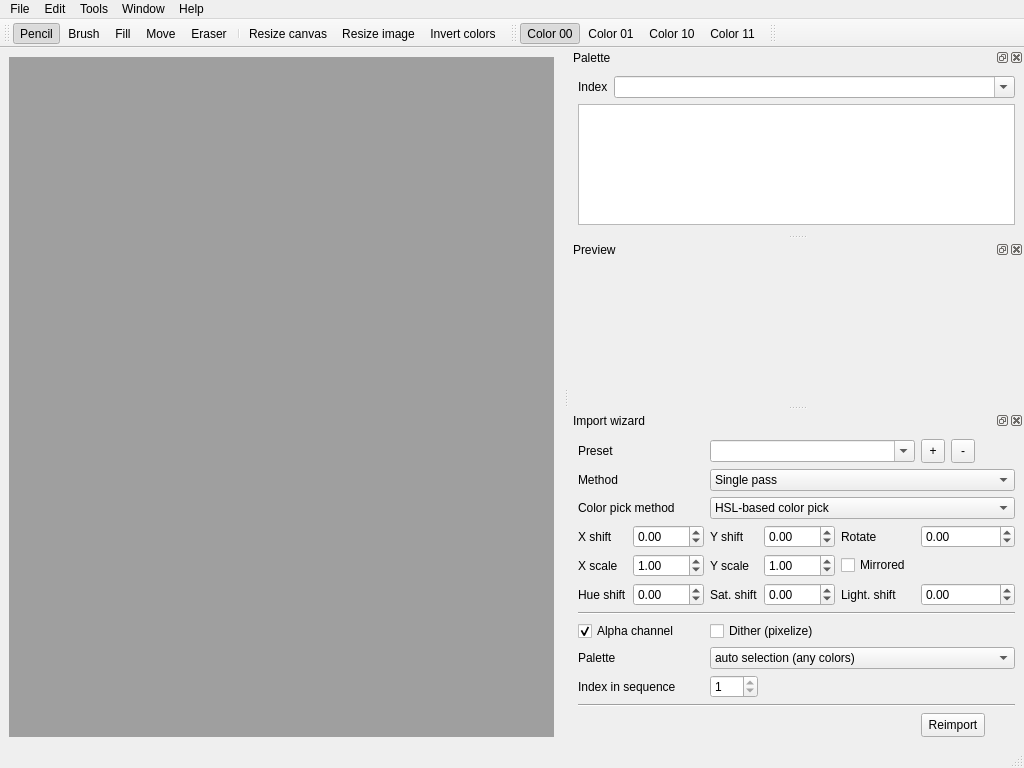
mistificator/zx4pixelizer, file mainwindow.ui: the form before one commit.
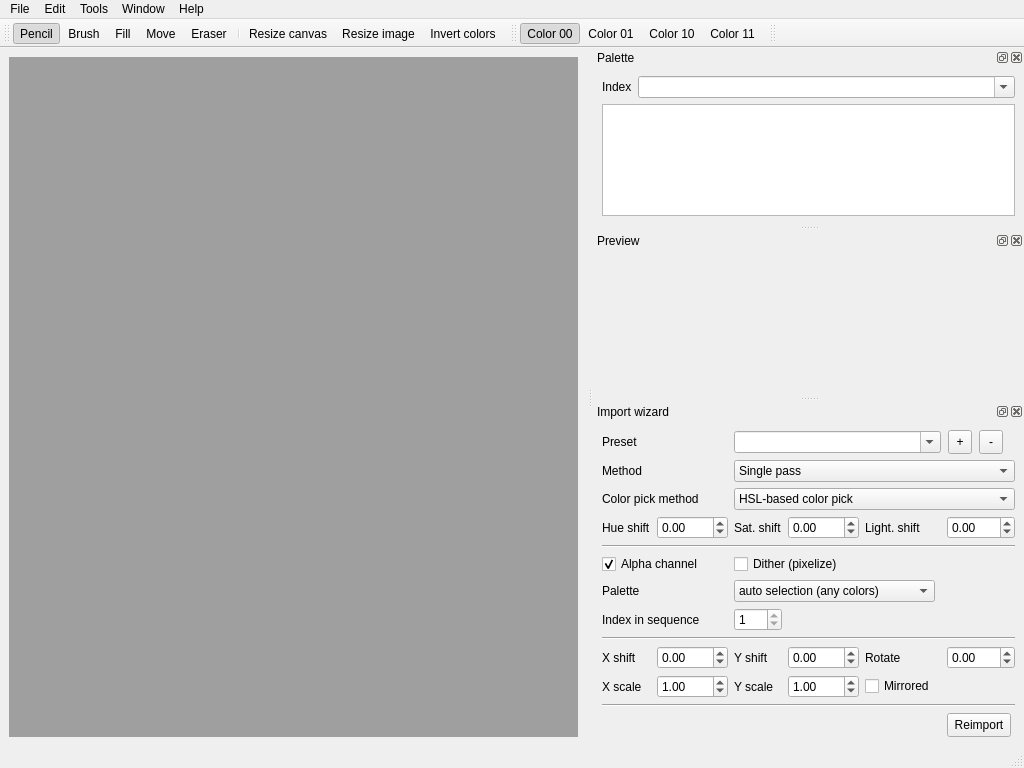
The form after the commit. Icons and pictures are not drawn.

```diff
--- a/mainwindow.ui
+++ b/mainwindow.ui
@@ -362,66 +362,52 @@
     <number>2</number>
    </attribute>
    <widget class="QWidget" name="dockWidgetContents_5">
-    <layout class="QGridLayout" name="gridLayout_2" columnstretch="0,0,0,0,0,0,0,0">
-     <item row="9" column="2" colspan="2">
-      <widget class="QCheckBox" name="ditherBox">
-       <property name="toolTip">
-        <string>&lt;html&gt;&lt;head/&gt;&lt;body&gt;&lt;p&gt;&lt;span style=&quot; color:#d69545;&quot;&gt;If checked then import tool will use 8 bit indexed palette&lt;/span&gt;&lt;/p&gt;&lt;/body&gt;&lt;/html&gt;</string>
-       </property>
-       <property name="text">
-        <string>Dither (pixelize)</string>
-       </property>
-       <property name="checked">
-        <bool>false</bool>
-       </property>
-      </widget>
-     </item>
-     <item row="13" column="2">
-      <widget class="QSpinBox" name="paletteNumberBox">
-       <property name="minimum">
-        <number>1</number>
-       </property>
-       <property name="maximum">
-        <number>1</number>
-       </property>
-      </widget>
-     </item>
-     <item row="7" column="1">
-      <widget class="QDoubleSpinBox" name="hueShift">
-       <property name="minimum">
-        <double>-1.000000000000000</double>
-       </property>
-       <property name="maximum">
-        <double>1.000000000000000</double>
-       </property>
-       <property name="singleStep">
-        <double>0.050000000000000</double>
-       </property>
-       <property name="value">
-        <double>0.000000000000000</double>
-       </property>
-      </widget>
-     </item>
-     <item row="0" column="0" colspan="2">
-      <widget class="QLabel" name="label_13">
-       <property name="text">
-        <string>Preset</string>
-       </property>
-      </widget>
-     </item>
-     <item row="4" column="0" colspan="2">
-      <widget class="QLabel" name="label_4">
-       <property name="text">
-        <string>Color pick method</string>
-       </property>
-      </widget>
-     </item>
-     <item row="6" column="0">
-      <widget class="QLabel" name="label_8">
-       <property name="text">
-        <string>X scale</string>
-       </property>
-      </widget>
+    <layout class="QGridLayout" name="gridLayout_2" columnstretch="0,0,0,0,0,0,0">
+     <item row="0" column="6">
+      <layout class="QHBoxLayout" name="horizontalLayout_3">
+       <item>
+        <widget class="QToolButton" name="addPreset">
+         <property name="minimumSize">
+          <size>
+           <width>24</width>
+           <height>24</height>
+          </size>
+         </property>
+         <property name="text">
+          <string>+</string>
+         </property>
+        </widget>
+       </item>
+       <item>
+        <widget class="QToolButton" name="removePreset">
+         <property name="minimumSize">
+          <size>
+           <width>24</width>
+           <height>24</height>
+          </size>
+         </property>
+         <property name="text">
+          <string>-</string>
+         </property>
+        </widget>
+       </item>
+       <item>
+        <spacer name="horizontalSpacer">
+         <property name="orientation">
+          <enum>Qt::Orientation::Horizontal</enum>
+         </property>
+         <property name="sizeType">
+          <enum>QSizePolicy::Policy::Preferred</enum>
+         </property>
+         <property name="sizeHint" stdset="0">
+          <size>
+           <width>10</width>
+           <height>20</height>
+          </size>
+         </property>
+        </spacer>
+       </item>
+      </layout>
      </item>
      <item row="7" column="0">
       <widget class="QLabel" name="label_10">
@@ -430,20 +416,16 @@
        </property>
       </widget>
      </item>
-     <item row="5" column="1">
-      <widget class="QDoubleSpinBox" name="xShift">
+     <item row="16" column="3">
+      <widget class="QDoubleSpinBox" name="yScale">
        <property name="minimum">
-        <double>-256.000000000000000</double>
+        <double>0.010000000000000</double>
        </property>
        <property name="maximum">
-        <double>256.000000000000000</double>
+        <double>1000.000000000000000</double>
        </property>
-      </widget>
-     </item>
-     <item row="10" column="0" colspan="2">
-      <widget class="QLabel" name="label">
-       <property name="text">
-        <string>Palette</string>
+       <property name="value">
+        <double>1.000000000000000</double>
        </property>
       </widget>
      </item>
@@ -467,6 +449,40 @@
        </property>
       </widget>
      </item>
+     <item row="10" column="0" colspan="2">
+      <widget class="QLabel" name="label">
+       <property name="text">
+        <string>Palette</string>
+       </property>
+      </widget>
+     </item>
+     <item row="15" column="6">
+      <widget class="QDoubleSpinBox" name="rotate">
+       <property name="minimum">
+        <double>-360.000000000000000</double>
+       </property>
+       <property name="maximum">
+        <double>360.000000000000000</double>
+       </property>
+      </widget>
+     </item>
+     <item row="15" column="2">
+      <widget class="QLabel" name="label_5">
+       <property name="text">
+        <string>Y shift</string>
+       </property>
+      </widget>
+     </item>
+     <item row="15" column="1">
+      <widget class="QDoubleSpinBox" name="xShift">
+       <property name="minimum">
+        <double>-256.000000000000000</double>
+       </property>
+       <property name="maximum">
+        <double>256.000000000000000</double>
+       </property>
+      </widget>
+     </item>
      <item row="7" column="3">
       <widget class="QDoubleSpinBox" name="saturationShift">
        <property name="minimum">
@@ -483,26 +499,75 @@
        </property>
       </widget>
      </item>
-     <item row="6" column="1">
-      <widget class="QDoubleSpinBox" name="xScale">
+     <item row="9" column="2" colspan="2">
+      <widget class="QCheckBox" name="ditherBox">
+       <property name="toolTip">
+        <string>&lt;html&gt;&lt;head/&gt;&lt;body&gt;&lt;p&gt;&lt;span style=&quot; color:#d69545;&quot;&gt;If checked then import tool will use 8 bit indexed palette&lt;/span&gt;&lt;/p&gt;&lt;/body&gt;&lt;/html&gt;</string>
+       </property>
+       <property name="text">
+        <string>Dither (pixelize)</string>
+       </property>
+       <property name="checked">
+        <bool>false</bool>
+       </property>
+      </widget>
+     </item>
+     <item row="15" column="0">
+      <widget class="QLabel" name="label_6">
+       <property name="text">
+        <string>X shift</string>
+       </property>
+      </widget>
+     </item>
+     <item row="7" column="6">
+      <widget class="QDoubleSpinBox" name="lightnessShift">
        <property name="minimum">
-        <double>0.010000000000000</double>
+        <double>-1.000000000000000</double>
        </property>
        <property name="maximum">
-        <double>1000.000000000000000</double>
-       </property>
-       <property name="value">
         <double>1.000000000000000</double>
        </property>
+       <property name="singleStep">
+        <double>0.050000000000000</double>
+       </property>
+       <property name="value">
+        <double>0.000000000000000</double>
+       </property>
       </widget>
      </item>
-     <item row="6" column="2">
+     <item row="16" column="2">
       <widget class="QLabel" name="label_9">
        <property name="text">
         <string>Y scale</string>
        </property>
       </widget>
      </item>
+     <item row="7" column="1">
+      <widget class="QDoubleSpinBox" name="hueShift">
+       <property name="minimum">
+        <double>-1.000000000000000</double>
+       </property>
+       <property name="maximum">
+        <double>1.000000000000000</double>
+       </property>
+       <property name="singleStep">
+        <double>0.050000000000000</double>
+       </property>
+       <property name="value">
+        <double>0.000000000000000</double>
+       </property>
+      </widget>
+     </item>
+     <item row="13" column="2">
+      <widget class="QSpinBox" name="paletteNumberBox">
+       <property name="minimum">
+        <number>1</number>
+       </property>
+       <property name="maximum">
+        <number>1</number>
+       </property>
+      </widget>
+     </item>
      <item row="3" column="0" colspan="2">
       <widget class="QLabel" name="label_14">
        <property name="text">
@@ -510,51 +575,14 @@
        </property>
       </widget>
      </item>
-     <item row="6" column="3">
-      <widget class="QDoubleSpinBox" name="yScale">
-       <property name="minimum">
-        <double>0.010000000000000</double>
-       </property>
-       <property name="maximum">
-        <double>1000.000000000000000</double>
-       </property>
-       <property name="value">
-        <double>1.000000000000000</double>
-       </property>
-      </widget>
-     </item>
-     <item row="5" column="2">
-      <widget class="QLabel" name="label_5">
+     <item row="4" column="0" colspan="2">
+      <widget class="QLabel" name="label_4">
        <property name="text">
-        <string>Y shift</string>
+        <string>Color pick method</string>
        </property>
       </widget>
      </item>
-     <item row="5" column="0">
-      <widget class="QLabel" name="label_6">
-       <property name="text">
-        <string>X shift</string>
-       </property>
-      </widget>
-     </item>
-     <item row="7" column="2">
-      <widget class="QLabel" name="label_11">
-       <property name="text">
-        <string>Sat. shift</string>
-       </property>
-      </widget>
-     </item>
-     <item row="5" column="3">
-      <widget class="QDoubleSpinBox" name="yShift">
-       <property name="minimum">
-        <double>-192.000000000000000</double>
-       </property>
-       <property name="maximum">
-        <double>192.000000000000000</double>
-       </property>
-      </widget>
-     </item>
-     <item row="16" column="3" colspan="2">
+     <item row="28" column="3" colspan="2">
       <spacer name="verticalSpacer_2">
        <property name="orientation">
         <enum>Qt::Orientation::Vertical</enum>
@@ -567,100 +595,72 @@
        </property>
       </spacer>
      </item>
-     <item row="0" column="6">
-      <layout class="QHBoxLayout" name="horizontalLayout_3">
-       <item>
-        <widget class="QToolButton" name="addPreset">
-         <property name="minimumSize">
-          <size>
-           <width>24</width>
-           <height>24</height>
-          </size>
-         </property>
-         <property name="text">
-          <string>+</string>
-         </property>
-        </widget>
-       </item>
-       <item>
-        <widget class="QToolButton" name="removePreset">
-         <property name="minimumSize">
-          <size>
-           <width>24</width>
-           <height>24</height>
-          </size>
-         </property>
-         <property name="text">
-          <string>-</string>
-         </property>
-        </widget>
-       </item>
-       <item>
-        <spacer name="horizontalSpacer">
-         <property name="orientation">
-          <enum>Qt::Orientation::Horizontal</enum>
-         </property>
-         <property name="sizeType">
-          <enum>QSizePolicy::Policy::Preferred</enum>
-         </property>
-         <property name="sizeHint" stdset="0">
-          <size>
-           <width>40</width>
-           <height>20</height>
-          </size>
-         </property>
-        </spacer>
-       </item>
-      </layout>
+     <item row="7" column="2">
+      <widget class="QLabel" name="label_11">
+       <property name="text">
+        <string>Sat. shift</string>
+       </property>
+      </widget>
      </item>
-     <item row="5" column="6">
-      <widget class="QDoubleSpinBox" name="rotate">
+     <item row="0" column="0" colspan="2">
+      <widget class="QLabel" name="label_13">
+       <property name="text">
+        <string>Preset</string>
+       </property>
+      </widget>
+     </item>
+     <item row="16" column="0">
+      <widget class="QLabel" name="label_8">
+       <property name="text">
+        <string>X scale</string>
+       </property>
+      </widget>
+     </item>
+     <item row="15" column="3">
+      <widget class="QDoubleSpinBox" name="yShift">
        <property name="minimum">
-        <double>-360.000000000000000</double>
+        <double>-192.000000000000000</double>
        </property>
        <property name="maximum">
-        <double>360.000000000000000</double>
+        <double>192.000000000000000</double>
        </property>
       </widget>
      </item>
-     <item row="7" column="6">
-      <widget class="QDoubleSpinBox" name="lightnessShift">
+     <item row="16" column="1">
+      <widget class="QDoubleSpinBox" name="xScale">
        <property name="minimum">
-        <double>-1.000000000000000</double>
+        <double>0.010000000000000</double>
        </property>
        <property name="maximum">
-        <double>1.000000000000000</double>
-       </property>
-       <property name="singleStep">
-        <double>0.050000000000000</double>
+        <double>1000.000000000000000</double>
        </property>
        <property name="value">
-        <double>0.000000000000000</double>
+        <double>1.000000000000000</double>
        </property>
       </widget>
      </item>
-     <item row="14" column="0" colspan="7">
-      <widget class="Line" name="line_2">
-       <property name="orientation">
-        <enum>Qt::Orientation::Horizontal</enum>
+     <item row="15" column="4">
+      <widget class="QLabel" name="label_7">
+       <property name="text">
+        <string>Rotate</string>
        </property>
       </widget>
      </item>
-     <item row="8" column="0" colspan="7">
-      <widget class="Line" name="line">
-       <property name="orientation">
-        <enum>Qt::Orientation::Horizontal</enum>
+     <item row="7" column="4">
+      <widget class="QLabel" name="label_12">
+       <property name="text">
+        <string>Light. shift</string>
        </property>
       </widget>
      </item>
-     <item row="6" column="4" colspan="3">
+     <item row="16" column="4">
       <widget class="QCheckBox" name="mirrored">
        <property name="text">
         <string>Mirrored</string>
        </property>
       </widget>
      </item>
-     <item row="10" column="2" colspan="5">
+     <item row="10" column="2" colspan="3">
       <widget class="QComboBox" name="wizardPaletteBox">
        <property name="sizePolicy">
         <sizepolicy hsizetype="Expanding" vsizetype="Fixed">
@@ -680,6 +680,41 @@
        </item>
       </widget>
      </item>
+     <item row="27" column="6">
+      <widget class="QToolButton" name="importWizardApply">
+       <property name="minimumSize">
+        <size>
+         <width>24</width>
+         <height>24</height>
+        </size>
+       </property>
+       <property name="layoutDirection">
+        <enum>Qt::LayoutDirection::LeftToRight</enum>
+       </property>
+       <property name="text">
+        <string>Reimport</string>
+       </property>
+      </widget>
+     </item>
+     <item row="0" column="2" colspan="4">
+      <widget class="QComboBox" name="presetBox">
+       <property name="minimumSize">
+        <size>
+         <width>0</width>
+         <height>0</height>
+        </size>
+       </property>
+       <property name="editable">
+        <bool>true</bool>
+       </property>
+       <property name="insertPolicy">
+        <enum>QComboBox::InsertPolicy::NoInsert</enum>
+       </property>
+       <property name="placeholderText">
+        <string>Enter preset name and press &quot;+&quot;</string>
+       </property>
+      </widget>
+     </item>
      <item row="3" column="2" colspan="5">
       <widget class="QComboBox" name="multipass">
        <item>
@@ -714,25 +749,6 @@
        </item>
       </widget>
      </item>
-     <item row="0" column="2" colspan="4">
-      <widget class="QComboBox" name="presetBox">
-       <property name="minimumSize">
-        <size>
-         <width>0</width>
-         <height>0</height>
-        </size>
-       </property>
-       <property name="editable">
-        <bool>true</bool>
-       </property>
-       <property name="insertPolicy">
-        <enum>QComboBox::InsertPolicy::NoInsert</enum>
-       </property>
-       <property name="placeholderText">
-        <string>Enter preset name and press &quot;+&quot;</string>
-       </property>
-      </widget>
-     </item>
      <item row="4" column="2" colspan="5">
       <widget class="QComboBox" name="colorPickBox">
        <item>
@@ -757,33 +773,24 @@
        </item>
       </widget>
      </item>
-     <item row="5" column="4" colspan="2">
-      <widget class="QLabel" name="label_7">
-       <property name="text">
-        <string>Rotate</string>
+     <item row="8" column="0" colspan="7">
+      <widget class="Line" name="line">
+       <property name="orientation">
+        <enum>Qt::Orientation::Horizontal</enum>
        </property>
       </widget>
      </item>
-     <item row="7" column="4" colspan="2">
-      <widget class="QLabel" name="label_12">
-       <property name="text">
-        <string>Light. shift</string>
+     <item row="14" column="0" colspan="7">
+      <widget class="Line" name="line_3">
+       <property name="orientation">
+        <enum>Qt::Orientation::Horizontal</enum>
        </property>
       </widget>
      </item>
-     <item row="15" column="6">
-      <widget class="QToolButton" name="importWizardApply">
-       <property name="minimumSize">
-        <size>
-         <width>24</width>
-         <height>24</height>
-        </size>
-       </property>
-       <property name="layoutDirection">
-        <enum>Qt::LayoutDirection::LeftToRight</enum>
-       </property>
-       <property name="text">
-        <string>Reimport</string>
+     <item row="26" column="0" colspan="7">
+      <widget class="Line" name="line_2">
+       <property name="orientation">
+        <enum>Qt::Orientation::Horizontal</enum>
        </property>
       </widget>
      </item>
```
Left out of the diff: 37 changed lines with no effect on the pictures.
